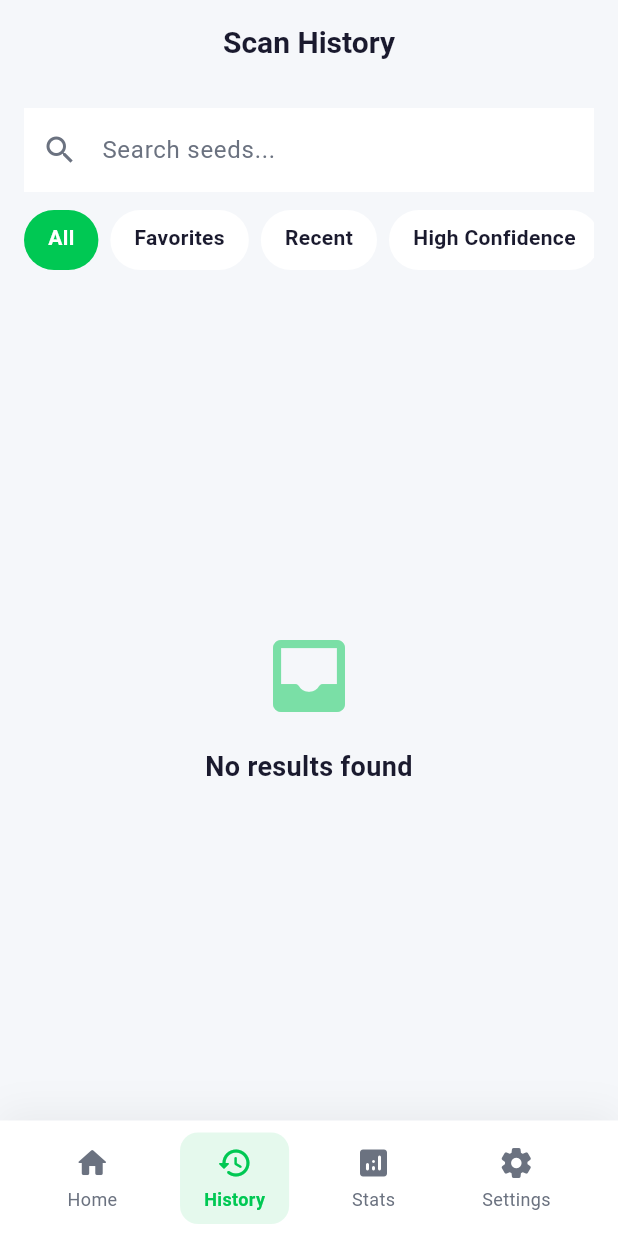
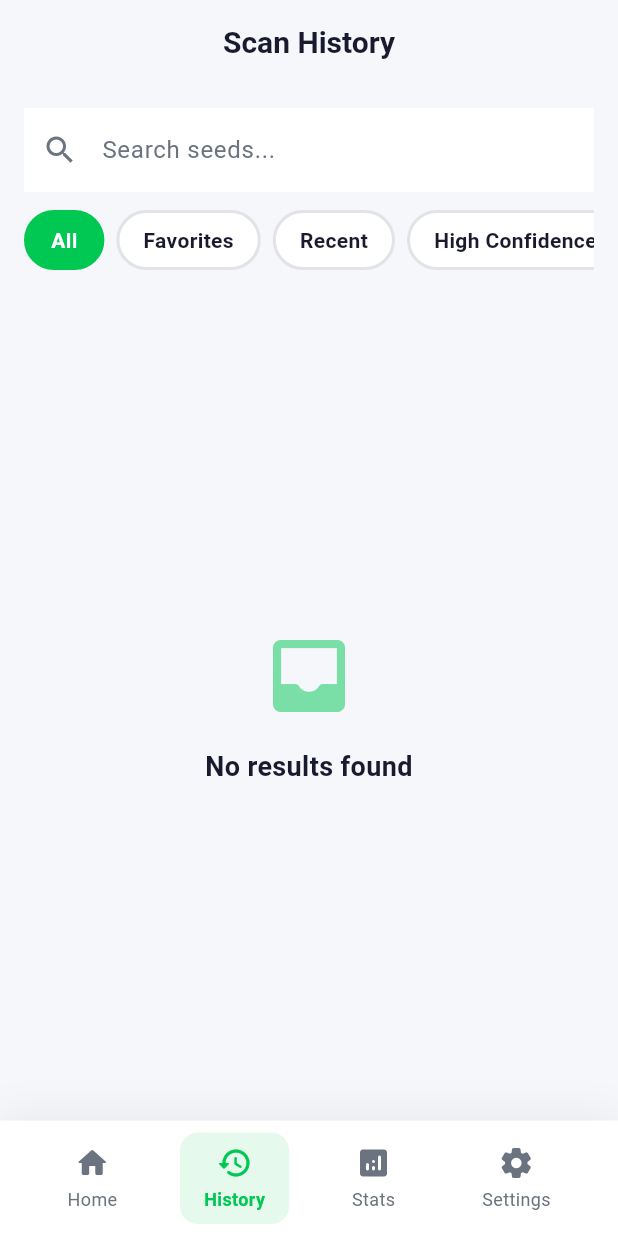
Before and after one commit to SyedMahiuddin/seedml, a Flutter app: the screen it shows after launch, item 2 of the bottom bar chosen, on a phone screen of 412 x 824 dp. Run offline on Flutter 3.47's test engine with Material 3 defaults, Android fonts, the phone set to English and light mode, and no system bars; our stand-ins replace get, get_storage, image_picker; missing offline and left inert: tflite_flutter.

Commit message:
light theme fixed

```diff
--- a/lib/presentation/controllers/history_controller.dart
+++ b/lib/presentation/controllers/history_controller.dart
@@ -10,12 +10,16 @@ class HistoryController extends GetxController {
   final searchQuery = ''.obs;
   final selectedFilter = 'All'.obs;
 
-  List<ScanResult> get history => _history;
+  RxList<ScanResult> get history => _history;
 
-  RxList<String> get filters => ['All', 'Favorites', 'Recent', 'High Confidence'].obs;
+  List<String> get filters => ['All', 'Favorites', 'Recent', 'High Confidence'];
 
   List<ScanResult> get filteredHistory {
-    var filtered = _history.toList();
+    searchQuery.value;
+    selectedFilter.value;
+    _history.length;
+
+    var filtered = List<ScanResult>.from(_history);
 
     if (searchQuery.value.isNotEmpty) {
       filtered = filtered
@@ -34,6 +38,8 @@ class HistoryController extends GetxController {
       case 'High Confidence':
         filtered = filtered.where((r) => r.confidence >= 0.8).toList();
         break;
+      default:
+        filtered.sort((a, b) => b.timestamp.compareTo(a.timestamp));
     }
 
     return filtered;
@@ -82,6 +88,7 @@ class HistoryController extends GetxController {
       _history[index] = _history[index].copyWith(
         isFavorite: !_history[index].isFavorite,
       );
+      _history.refresh();
       _saveHistory();
     }
   }
@@ -107,6 +114,14 @@ class HistoryController extends GetxController {
     _saveHistory();
   }
 
+  void setFilter(String filter) {
+    selectedFilter.value = filter;
+  }
+
+  void setSearchQuery(String query) {
+    searchQuery.value = query;
+  }
+
   ScanResult? getResultById(String id) {
     return _history.firstWhereOrNull((r) => r.id == id);
   }
--- a/lib/presentation/screens/history_screen.dart
+++ b/lib/presentation/screens/history_screen.dart
@@ -33,7 +33,7 @@ class HistoryScreen extends StatelessWidget {
       body: Column(
         children: [
           _buildSearchAndFilters(context, controller),
-          Expanded(child: _buildHistoryList(controller)),
+          Expanded(child: _buildHistoryList(context, controller)),
         ],
       ),
     );
@@ -50,7 +50,7 @@ class HistoryScreen extends StatelessWidget {
               borderRadius: BorderRadius.circular(16),
             ),
             child: TextField(
-              onChanged: (value) => controller.searchQuery.value = value,
+              onChanged: (value) => controller.setSearchQuery(value),
               style: TextStyle(color: ThemeHelper.textPrimaryColor(context)),
               decoration: InputDecoration(
                 hintText: 'Search seeds...',
@@ -67,26 +67,24 @@ class HistoryScreen extends StatelessWidget {
           const SizedBox(height: 12),
           SizedBox(
             height: 40,
-            child: Obx(() => ListView.builder(
+            child: ListView.builder(
               scrollDirection: Axis.horizontal,
               itemCount: controller.filters.length,
               itemBuilder: (context, index) {
                 final filter = controller.filters[index];
-                final isSelected = controller.selectedFilter.value == filter;
                 return _FilterChip(
                   label: filter,
-                  isSelected: isSelected,
-                  onTap: () => controller.selectedFilter.value = filter,
+                  controller: controller,
                 );
               },
-            )),
+            ),
           ),
         ],
       ),
     );
   }
 
-  Widget _buildHistoryList(HistoryController controller) {
+  Widget _buildHistoryList(BuildContext context, HistoryController controller) {
     return Obx(() {
       final filtered = controller.filteredHistory;
 
@@ -134,20 +132,22 @@ class HistoryScreen extends StatelessWidget {
 
 class _FilterChip extends StatelessWidget {
   final String label;
-  final bool isSelected;
-  final VoidCallback onTap;
+  final HistoryController controller;
 
   const _FilterChip({
     required this.label,
-    required this.isSelected,
-    required this.onTap,
+    required this.controller,
   });
 
   @override
   Widget build(BuildContext context) {
+    return Obx(() {
+      final isSelected = controller.selectedFilter.value == label;
+
       return GestureDetector(
-      onTap: onTap,
-      child: Container(
+        onTap: () => controller.setFilter(label),
+        child: AnimatedContainer(
+          duration: const Duration(milliseconds: 200),
           margin: const EdgeInsets.only(right: 8),
           padding: const EdgeInsets.symmetric(horizontal: 16, vertical: 8),
           decoration: BoxDecoration(
@@ -155,15 +155,23 @@ class _FilterChip extends StatelessWidget {
                 ? Theme.of(context).colorScheme.primary
                 : ThemeHelper.cardColor(context),
             borderRadius: BorderRadius.circular(20),
+            border: Border.all(
+              color: isSelected
+                  ? Theme.of(context).colorScheme.primary
+                  : ThemeHelper.textSecondaryColor(context).withOpacity(0.2),
+              width: 2,
+            ),
           ),
           child: Text(
             label,
             style: TextStyle(
               color: isSelected ? Colors.white : ThemeHelper.textPrimaryColor(context),
               fontWeight: FontWeight.w600,
+              fontSize: 14,
             ),
           ),
         ),
       );
+    });
   }
 }
```
Also changed, not shown: 1 other file. Lines whose indentation alone changed are shown as unchanged.
